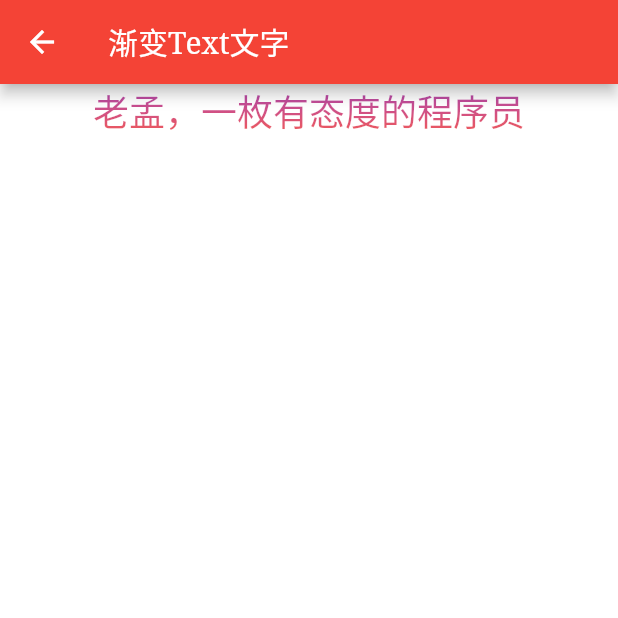
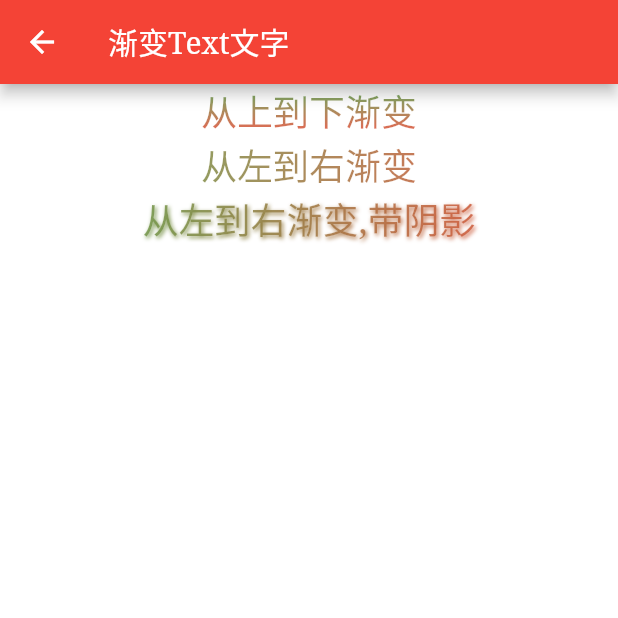
Before and after one commit to liaoli/transparent-route-master, a Flutter app: the GradientText screen opened directly, on a phone screen of 412 x 824 dp, the top half of it. Run offline on Flutter 3.47's test engine with Material 2 defaults, Android fonts, the phone set to English and light mode, and no system bars.

Commit message:
可渐变文字 带阴影

```diff
--- a/lib/gradient_text.dart
+++ b/lib/gradient_text.dart
@@ -9,12 +9,15 @@ class _GradientTextState extends State<GradientText> {
   @override
   Widget build(BuildContext context) {
     return Scaffold(
-      appBar: AppBar(title: Text('渐变Text文字'),),
-      body: ListView(children: [
+      appBar: AppBar(
+        title: Text('渐变Text文字'),
+      ),
+      body: ListView(
+        children: [
           ShaderMask(
             shaderCallback: (Rect bounds) {
               return LinearGradient(
-              colors: <Color>[Colors.purple, Colors.red],
+                colors: <Color>[Colors.green, Colors.red],
                 tileMode: TileMode.mirror,
                 begin: Alignment.topCenter,
                 end: Alignment.bottomCenter,
@@ -23,12 +26,53 @@ class _GradientTextState extends State<GradientText> {
             blendMode: BlendMode.srcATop,
             child: Center(
               child: Text(
-              '老孟，一枚有态度的程序员',
+                '从上到下渐变',
                 style: TextStyle(fontSize: 24),
               ),
             ),
+          ),
+          ShaderMask(
+            shaderCallback: (Rect bounds) {
+              return LinearGradient(
+                colors: <Color>[Colors.green, Colors.red],
+                tileMode: TileMode.mirror,
+                begin: Alignment.centerLeft,
+                end: Alignment.bottomRight,
+              ).createShader(bounds);
+            },
+            blendMode: BlendMode.srcATop,
+            child: Center(
+              child: Text(
+                '从左到右渐变',
+                style: TextStyle(fontSize: 24),
+              ),
+            ),
+          ),
+          ShaderMask(
+            shaderCallback: (Rect bounds) {
+              return LinearGradient(
+                colors: <Color>[Colors.green, Colors.red],
+                tileMode: TileMode.mirror,
+                begin: Alignment.centerLeft,
+                end: Alignment.bottomRight,
+              ).createShader(bounds);
+            },
+            blendMode: BlendMode.srcATop,
+            child: Center(
+              child: Text(
+                '从左到右渐变,带阴影',
+                style: TextStyle(fontSize: 24, shadows: [
+                  Shadow(
+                    offset: Offset(1.0, 1.0),
+                    blurRadius: 3.0,
+                    color: Color.fromARGB(255, 0, 0, 0),
+                  ),
+                ]),
+              ),
+            ),
           )
-    ],)
-      ,);
+        ],
+      ),
+    );
   }
 }
```
Lines whose indentation alone changed are shown as unchanged.
